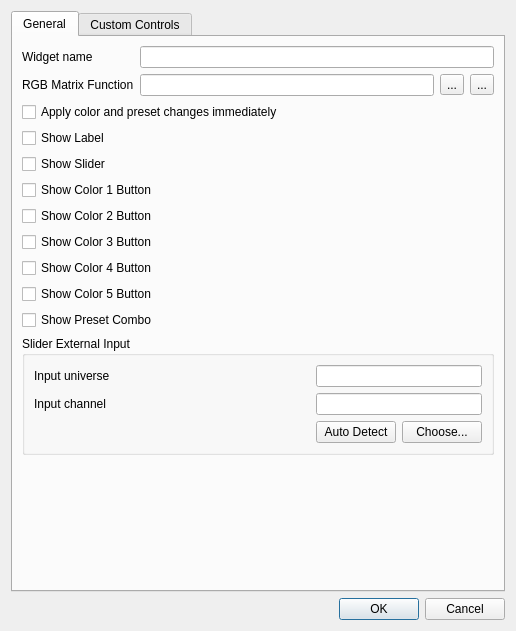
Qt form ui/src/virtualconsole/vcmatrixproperties.ui (filipolszewsk/qlcplus) before a commit.
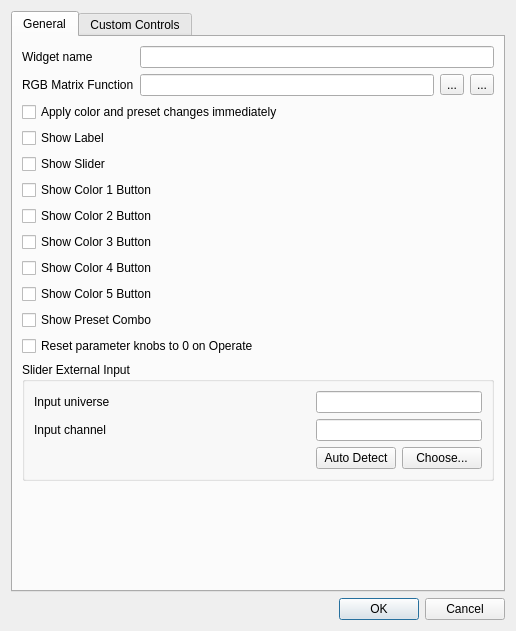
The same form after that commit. Icons and pictures are not drawn.

Commit message: fix: revert MIDI scaling, add ResetParamsOnOperate option to VCMatrix

Patch:
```diff
--- a/ui/src/virtualconsole/vcmatrixproperties.ui
+++ b/ui/src/virtualconsole/vcmatrixproperties.ui
@@ -193,6 +193,13 @@
            </property>
           </widget>
          </item>
+         <item row="12" column="0" colspan="4">
+          <widget class="QCheckBox" name="m_resetParamsCheck">
+           <property name="text">
+            <string>Reset parameter knobs to 0 on Operate</string>
+           </property>
+          </widget>
+         </item>
         </layout>
        </item>
        <item>
```
The commit also changes 3 other files.
